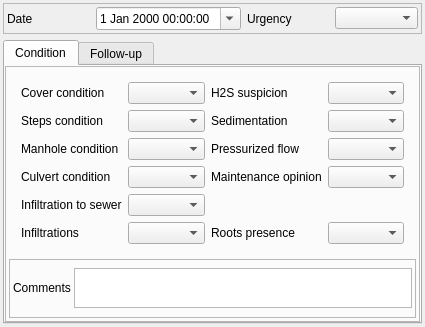
This is Lamia/worktypeconf/base3_urbandrainage/qgswidgets/lamia_form_observation_ui.ui in Artelia/Lamia as Qt 5 draws it before an edit. The edited form follows.
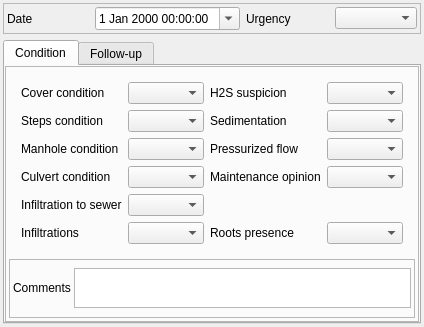
This is the edited form. Icons and pictures are not drawn.

Patch:
```diff
--- a/Lamia/worktypeconf/base3_urbandrainage/qgswidgets/lamia_form_observation_ui.ui
+++ b/Lamia/worktypeconf/base3_urbandrainage/qgswidgets/lamia_form_observation_ui.ui
@@ -6,7 +6,7 @@
    <rect>
     <x>0</x>
     <y>0</y>
-    <width>425</width>
+    <width>424</width>
     <height>327</height>
    </rect>
   </property>
```
Left out of the diff: 46 changed lines with no effect on the pictures.
